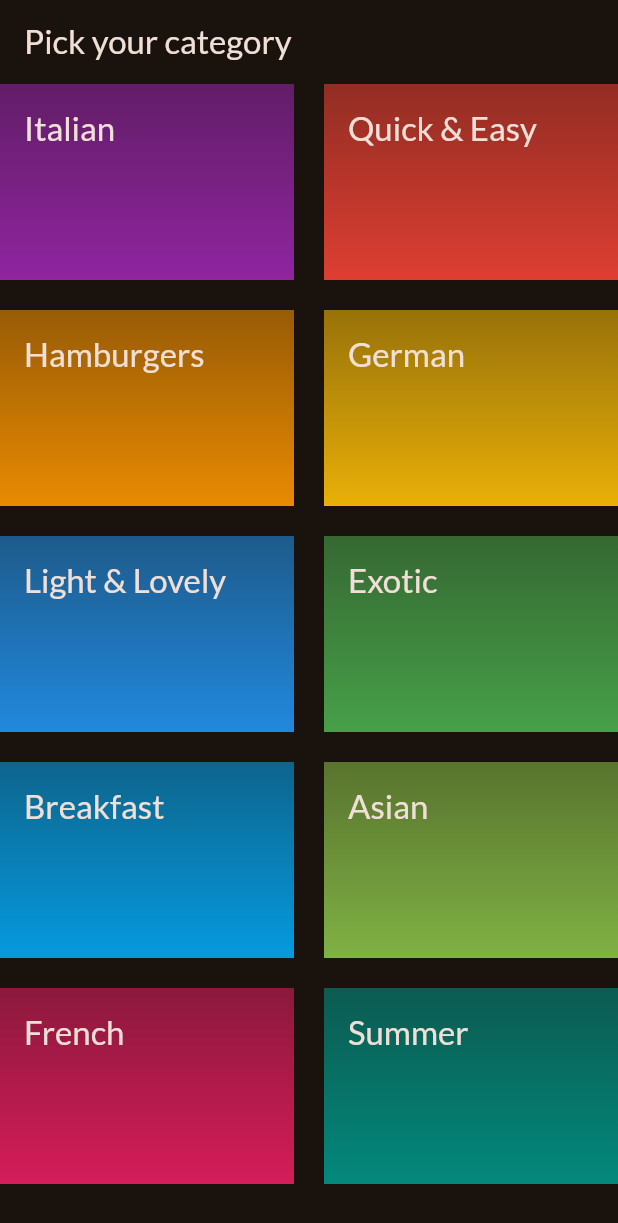
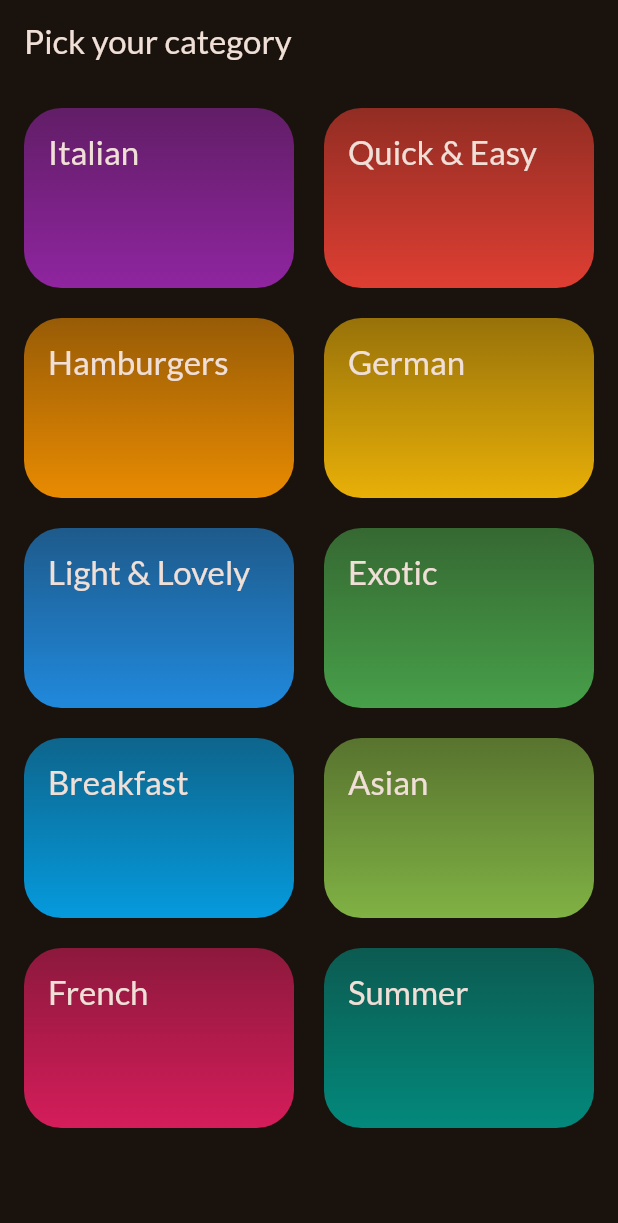
Before and after one commit to murban27/mealsapp, a Flutter app: the screen it shows after launch, on a phone screen of 412 x 824 dp. Shown: the top 1223 px of the screen. Run offline on Flutter 3.47's test engine with Material 3 defaults, Android fonts, the phone set to English and light mode, and no system bars; our stand-ins replace google_fonts.

Commit message:
Inkwell added

```diff
--- a/lib/Screen/categories.dart
+++ b/lib/Screen/categories.dart
@@ -11,12 +11,14 @@ class CategoriesScreen extends StatelessWidget {
         title: const Text('Pick your category'),
       ),
       body: GridView(
+        padding: const EdgeInsets.all(16),
         gridDelegate: const SliverGridDelegateWithFixedCrossAxisCount(
             crossAxisCount: 2,
             childAspectRatio: 3 / 2,
             crossAxisSpacing: 20,
             mainAxisSpacing: 20),
         children: [
+          //AVAILABLEcategories.map((category))
           for (final item in availableCategories)
             CategoryGridItem(category: item)
         ],
--- a/lib/widgets/category_grid_item.dart
+++ b/lib/widgets/category_grid_item.dart
@@ -7,9 +7,14 @@ class CategoryGridItem extends StatelessWidget {
 //
   @override
   Widget build(BuildContext context) {
-    return Container(
+    return InkWell(
+      onTap: () => (),
+      splashColor: Theme.of(context).primaryColor,
+      borderRadius: BorderRadius.circular(25),
+      child: Container(
         padding: const EdgeInsets.all(16),
         decoration: BoxDecoration(
+          borderRadius: BorderRadius.circular(25),
           gradient: LinearGradient(colors: [
             category.color.withOpacity(0.55),
             category.color.withOpacity(0.9),
@@ -22,6 +27,7 @@ class CategoryGridItem extends StatelessWidget {
               .titleLarge!
               .copyWith(color: Theme.of(context).colorScheme.onBackground),
         ),
+      ),
     );
   }
 }
```
Lines whose indentation alone changed are shown as unchanged.
